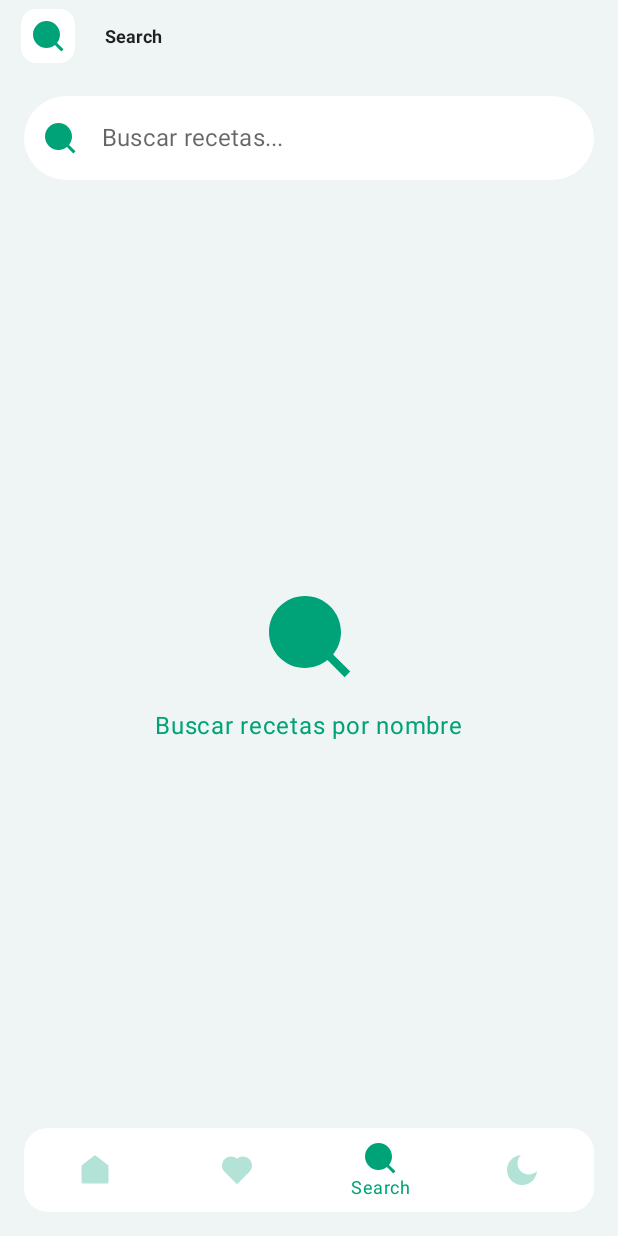
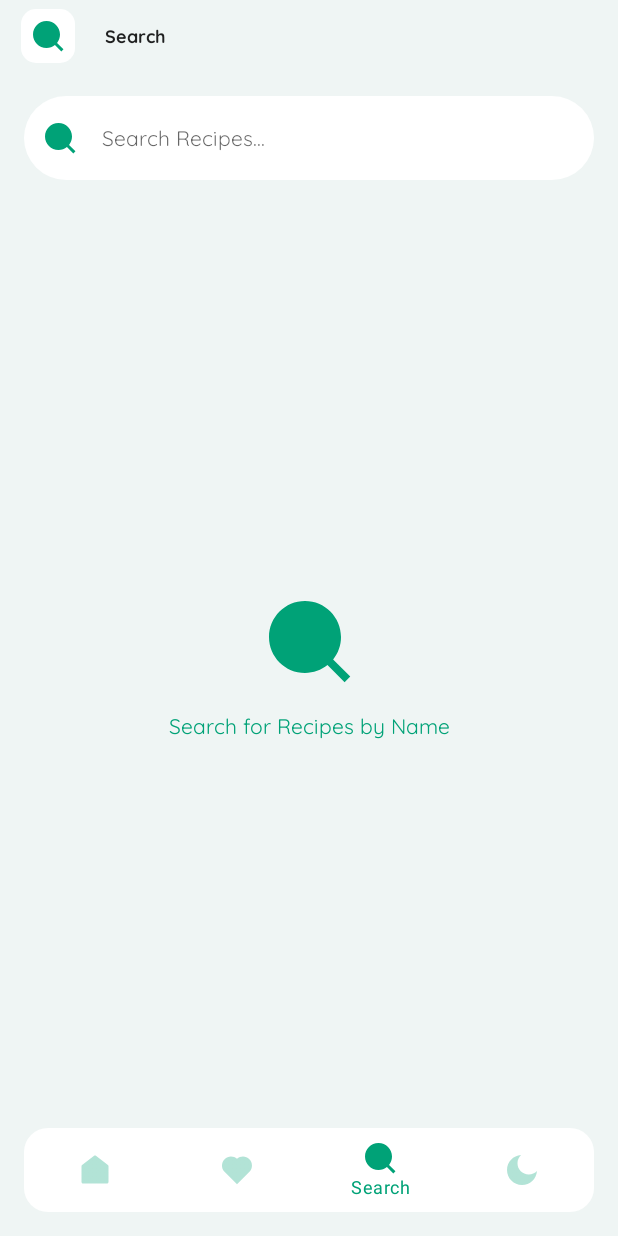
Before and after one commit to Jose-Ulacio/MealGenie, an Android app built with Jetpack Compose: the screen it shows after launch (MainActivity), item 3 of the bottom bar chosen, on a phone screen of 412 x 824 dp. Run offline under Robolectric (Android 15) with nearby library versions, the phone set to English and light mode, and no system bars; our stand-ins replace Room's generated code, accompanist; pictures from the network do not load.

Commit message:
Correccion al estilo de la fuente en los archivos composables

```diff
--- a/app/src/main/java/com/example/mealgenie/view/Screens/AuxiliaryComponents/AuxiliaryComponents.kt
+++ b/app/src/main/java/com/example/mealgenie/view/Screens/AuxiliaryComponents/AuxiliaryComponents.kt
@@ -17,8 +17,12 @@ import androidx.compose.ui.Modifier
 import androidx.compose.ui.geometry.Offset
 import androidx.compose.ui.graphics.Color
 import androidx.compose.ui.graphics.PathEffect
+import androidx.compose.ui.text.TextStyle
+import androidx.compose.ui.text.font.FontWeight
 import androidx.compose.ui.unit.Dp
 import androidx.compose.ui.unit.dp
+import androidx.compose.ui.unit.sp
+import com.example.mealgenie.ui.theme.quicksandFamily
 
 @Composable
 fun FullScreenLoading() {
@@ -31,12 +35,19 @@ fun FullScreenLoading() {
 }
 
 @Composable
-fun EmptyState(text: String = "No se encontraron Recetes") {
+fun EmptyState(text: String = "No Recipes Found") {
     Box(
         modifier = Modifier.fillMaxSize(),
         contentAlignment = Alignment.Center
     ) {
-        Text(text)
+        Text(
+            text = text,
+            style = TextStyle(
+                fontFamily = quicksandFamily,
+                fontWeight = FontWeight.Bold,
+                fontSize = 16.sp
+            )
+        )
     }
 }
 
@@ -45,10 +56,23 @@ fun ErrorMessage(error: String, onDismiss: () -> Unit) {
     AlertDialog(
         onDismissRequest = onDismiss,
         title = { Text("Error") },
-        text = { Text(error) },
+        text = { Text(
+            text = error,
+            style = TextStyle(
+                fontFamily = quicksandFamily,
+                fontWeight = FontWeight.Bold,
+                fontSize = 16.sp
+            )
+        ) },
         confirmButton = {
             Button(onClick = onDismiss) {
-                Text("OK")
+                Text(
+                    text = "OK",
+                    style = TextStyle(
+                        fontFamily = quicksandFamily,
+                        fontWeight = FontWeight.Bold
+                    )
+                )
             }
         }
     )
--- a/app/src/main/java/com/example/mealgenie/view/Screens/FavoriteScreen.kt
+++ b/app/src/main/java/com/example/mealgenie/view/Screens/FavoriteScreen.kt
@@ -42,6 +42,7 @@ import androidx.compose.ui.unit.dp
 import androidx.compose.ui.unit.sp
 import androidx.lifecycle.viewmodel.compose.viewModel
 import com.example.mealgenie.R
+import com.example.mealgenie.ui.theme.quicksandFamily
 import com.example.mealgenie.view.Screens.AuxiliaryComponents.EmptyState
 import com.example.mealgenie.view.Screens.AuxiliaryComponents.FullScreenLoading
 import com.example.mealgenie.view.Screens.AuxiliaryComponents.MainScreenStates
@@ -123,8 +124,10 @@ fun FavoriteScreen(
                             .align(alignment = Alignment.CenterVertically),
                         text = "Favorites",
                         style = TextStyle(
+                            fontFamily = quicksandFamily,
+                            fontWeight = FontWeight.Bold,
                             fontSize = 12.sp,
-                            fontWeight = FontWeight.Bold
+
                         )
                     )
                 }
@@ -151,7 +154,6 @@ fun FavoriteScreen(
                             )
                         }
                     }
-
                 }
             }
         }
--- a/app/src/main/java/com/example/mealgenie/view/Screens/HomeScreen.kt
+++ b/app/src/main/java/com/example/mealgenie/view/Screens/HomeScreen.kt
@@ -189,6 +189,7 @@ fun HomeScreen(
                             text = "Home",
                             style = TextStyle(
                                 fontSize = 12.sp,
+                                fontFamily = quicksandFamily,
                                 fontWeight = FontWeight.Bold
                             )
                         )
@@ -287,6 +288,7 @@ fun RecipeTypeChips(
             ) {
                 Text(
                     text = item,
+                    fontFamily = quicksandFamily,
                     fontSize = 6.sp,
                     fontWeight = FontWeight.Bold,
                     color = if (isSelected) MaterialTheme.colors.onPrimary
@@ -367,6 +369,7 @@ fun RecipeCard(
                     text = recipe.title,
                     color = MaterialTheme.colors.onSurface,
                     style = TextStyle(
+                        fontFamily = quicksandFamily,
                         fontWeight = FontWeight.Bold,
                         fontSize = 12.sp
                     ),
--- a/app/src/main/java/com/example/mealgenie/view/Screens/SearchScreen.kt
+++ b/app/src/main/java/com/example/mealgenie/view/Screens/SearchScreen.kt
@@ -47,6 +47,7 @@ import androidx.compose.ui.unit.sp
 import androidx.lifecycle.viewmodel.compose.viewModel
 import com.example.mealgenie.R
 import com.example.mealgenie.data.model.Recipe
+import com.example.mealgenie.ui.theme.quicksandFamily
 import com.example.mealgenie.view.Screens.AuxiliaryComponents.FullScreenLoading
 import com.example.mealgenie.view.Screens.AuxiliaryComponents.MainScreenStates
 import com.example.mealgenie.view.Screens.AuxiliaryComponents.rememberMainScreenState
@@ -123,8 +124,10 @@ fun SearchScreen(
                             .align(alignment = Alignment.CenterVertically),
                         text = "Search",
                         style = TextStyle(
+                            fontFamily = quicksandFamily,
+                            fontWeight = FontWeight.Bold,
                             fontSize = 12.sp,
-                            fontWeight = FontWeight.Bold
+
                         )
                     )
                 }
@@ -193,7 +196,13 @@ fun SearchBar(
             .fillMaxWidth()
             .height(56.dp)
             .background(MaterialTheme.colors.surface, RoundedCornerShape(28.dp)),
-        placeholder = { Text("Buscar recetas...") },
+        placeholder = { Text(
+            text = "Search Recipes...",
+            style = TextStyle(
+                fontFamily = quicksandFamily,
+                fontWeight = FontWeight.Normal
+            )
+        ) },
         leadingIcon = {
             Icon(
                 painter = painterResource(R.drawable.ic_search),
@@ -242,7 +251,11 @@ fun PlaceHolderSearch() {
             modifier = Modifier.size(64.dp)
         )
         Text(
-            text = "Buscar recetas por nombre",
+            text = "Search for Recipes by Name",
+            style = TextStyle(
+                fontFamily = quicksandFamily,
+                fontWeight = FontWeight.Normal
+            ),
             color = MaterialTheme.colors.primary,
             modifier = Modifier.padding(top = 16.dp)
         )
```
Also changed, not shown: app/src/main/java/com/example/mealgenie/view/MainActivity.kt (+0 -11 lines), app/src/main/java/com/example/mealgenie/view/Screens/RecipeDetailScreen.kt (+30 -9 lines).
